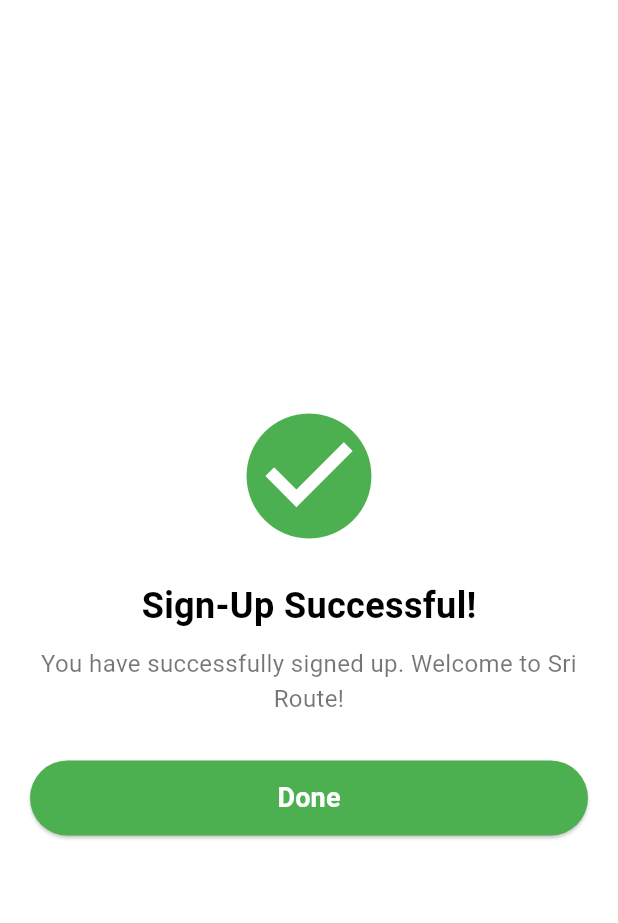
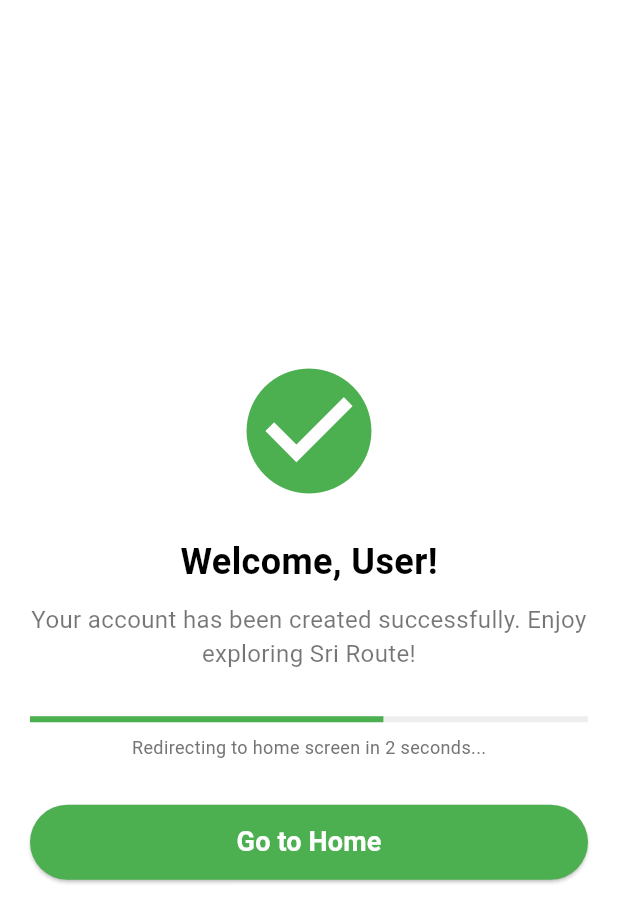
Before and after one commit to DaphneKodithuwakku/sriroute-frontend, a Flutter app: the SignupSuccessPage screen opened by its route, on a phone screen of 412 x 824 dp. Shown: the top 923 px of the screen. Run offline on Flutter 3.47's test engine with Material 3 defaults, Android fonts, the phone set to English and light mode, and no system bars; our stand-ins replace firebase_auth, flutter_signin_button, google_sign_in, shared_preferences; accounts and stored records are empty.

Commit message:
update success page

```diff
--- a/sriroute/lib/signup_success_page.dart
+++ b/sriroute/lib/signup_success_page.dart
@@ -1,11 +1,72 @@
 import 'package:flutter/material.dart';
+import 'package:firebase_auth/firebase_auth.dart';
+import 'package:shared_preferences/shared_preferences.dart';
 
-class SignupSuccessPage extends StatelessWidget {
+class SignupSuccessPage extends StatefulWidget {
   const SignupSuccessPage({super.key});
 
   @override
+  State<SignupSuccessPage> createState() => _SignupSuccessPageState();
+}
+
+class _SignupSuccessPageState extends State<SignupSuccessPage> {
+  bool _isAutoNavigating = true;
+  String _username = 'User';
+
+  @override
+  void initState() {
+    super.initState();
+    _loadUsername();
+
+    // Automatically navigate to home screen after 3 seconds
+    Future.delayed(const Duration(seconds: 3), () {
+      if (mounted && _isAutoNavigating) {
+        Navigator.pushNamedAndRemoveUntil(context, "/home", (route) => false);
+      }
+    });
+  }
+
+  // Load username from SharedPreferences first, then try Firebase
+  Future<void> _loadUsername() async {
+    try {
+      final prefs = await SharedPreferences.getInstance();
+      final savedUsername = prefs.getString('username');
+
+      if (savedUsername != null && savedUsername.isNotEmpty && mounted) {
+        setState(() {
+          _username = savedUsername;
+        });
+        return;
+      }
+
+      // Fallback to Firebase display name if available
+      final user = FirebaseAuth.instance.currentUser;
+      if (user?.displayName != null &&
+          user!.displayName!.isNotEmpty &&
+          mounted) {
+        setState(() {
+          _username = user.displayName!;
+        });
+
+        // Save to shared preferences for easier access
+        await prefs.setString('username', user.displayName!);
+      }
+    } catch (e) {
+      debugPrint("Error loading username: $e");
+    }
+  }
+
+  @override
+  void dispose() {
+    _isAutoNavigating = false;
+    super.dispose();
+  }
+
+  @override
   Widget build(BuildContext context) {
-    return Scaffold(
+    return WillPopScope(
+      onWillPop: () async => false, // Prevent back button
+      child: Scaffold(
         backgroundColor: Colors.white,
         body: Center(
           child: Padding(
@@ -13,14 +74,25 @@ class SignupSuccessPage extends StatelessWidget {
             child: Column(
               mainAxisSize: MainAxisSize.min,
               children: [
-              // Success Icon
-              const Icon(Icons.check_circle, color: Colors.green, size: 100),
+                // Success Icon with Animation
+                TweenAnimationBuilder<double>(
+                  tween: Tween<double>(begin: 0, end: 1),
+                  duration: const Duration(milliseconds: 800),
+                  builder: (context, value, child) {
+                    return Transform.scale(scale: value, child: child);
+                  },
+                  child: const Icon(
+                    Icons.check_circle,
+                    color: Colors.green,
+                    size: 100,
+                  ),
+                ),
                 const SizedBox(height: 20),
 
-              // Success Text
-              const Text(
-                "Sign-Up Successful!",
-                style: TextStyle(
+                // Success Text with username
+                Text(
+                  "Welcome, $_username!",
+                  style: const TextStyle(
                     fontSize: 24,
                     fontWeight: FontWeight.bold,
                     color: Colors.black,
@@ -30,13 +102,42 @@ class SignupSuccessPage extends StatelessWidget {
 
                 // Subtitle
                 const Text(
-                "You have successfully signed up. Welcome to Sri Route!",
+                  "Your account has been created successfully. Enjoy exploring Sri Route!",
                   textAlign: TextAlign.center,
                   style: TextStyle(color: Colors.black54, fontSize: 16),
                 ),
                 const SizedBox(height: 30),
 
-              // Done Button will navigate to Home Page
+                // Auto-navigation progress indicator
+                TweenAnimationBuilder<double>(
+                  tween: Tween<double>(begin: 0, end: 1),
+                  duration: const Duration(seconds: 3),
+                  builder: (context, value, child) {
+                    return Column(
+                      children: [
+                        LinearProgressIndicator(
+                          value: value,
+                          backgroundColor: Colors.grey[200],
+                          valueColor: const AlwaysStoppedAnimation<Color>(
+                            Colors.green,
+                          ),
+                        ),
+                        const SizedBox(height: 8),
+                        Text(
+                          "Redirecting to home screen in ${(3 - value * 3).ceil()} seconds...",
+                          style: TextStyle(
+                            color: Colors.grey[600],
+                            fontSize: 12,
+                          ),
+                        ),
+                      ],
+                    );
+                  },
+                ),
+
+                const SizedBox(height: 30),
+
+                // Done Button → Navigates to Home Page immediately
                 ElevatedButton(
                   style: ElevatedButton.styleFrom(
                     backgroundColor: Colors.green,
@@ -47,13 +148,15 @@ class SignupSuccessPage extends StatelessWidget {
                     minimumSize: const Size(double.infinity, 50),
                   ),
                   onPressed: () {
-                  Navigator.pushNamed(
+                    _isAutoNavigating = false;
+                    Navigator.pushNamedAndRemoveUntil(
                       context,
                       "/home",
-                  ); // Will go to the App Home Page
+                      (route) => false,
+                    );
                   },
                   child: const Text(
-                  "Done",
+                    "Go to Home",
                     style: TextStyle(fontSize: 18, fontWeight: FontWeight.bold),
                   ),
                 ),
@@ -61,6 +164,7 @@ class SignupSuccessPage extends StatelessWidget {
             ),
           ),
         ),
+      ),
     );
   }
 }
```
Lines whose indentation alone changed are shown as unchanged.
